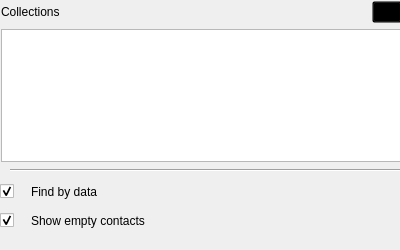
This is contacts/src/config.ui in KDE/akonadi-google-applets as Qt 5 draws it before an edit. The edited form follows.
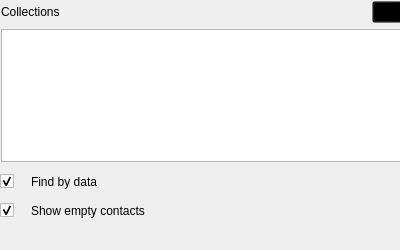
This is the edited form.

Commit message: Remove line from config ui file

```diff
--- a/contacts/src/config.ui
+++ b/contacts/src/config.ui
@@ -19,19 +19,6 @@
   <property name="windowTitle">
    <string>Configuration</string>
   </property>
-  <widget class="Line" name="line">
-   <property name="geometry">
-    <rect>
-     <x>10</x>
-     <y>155</y>
-     <width>391</width>
-     <height>31</height>
-    </rect>
-   </property>
-   <property name="orientation">
-    <enum>Qt::Horizontal</enum>
-   </property>
-  </widget>
   <widget class="QWidget" name="layoutWidget1">
    <property name="geometry">
     <rect>
@@ -88,7 +75,7 @@
    <property name="geometry">
     <rect>
      <x>0</x>
-     <y>180</y>
+     <y>170</y>
      <width>401</width>
      <height>52</height>
     </rect>
```
